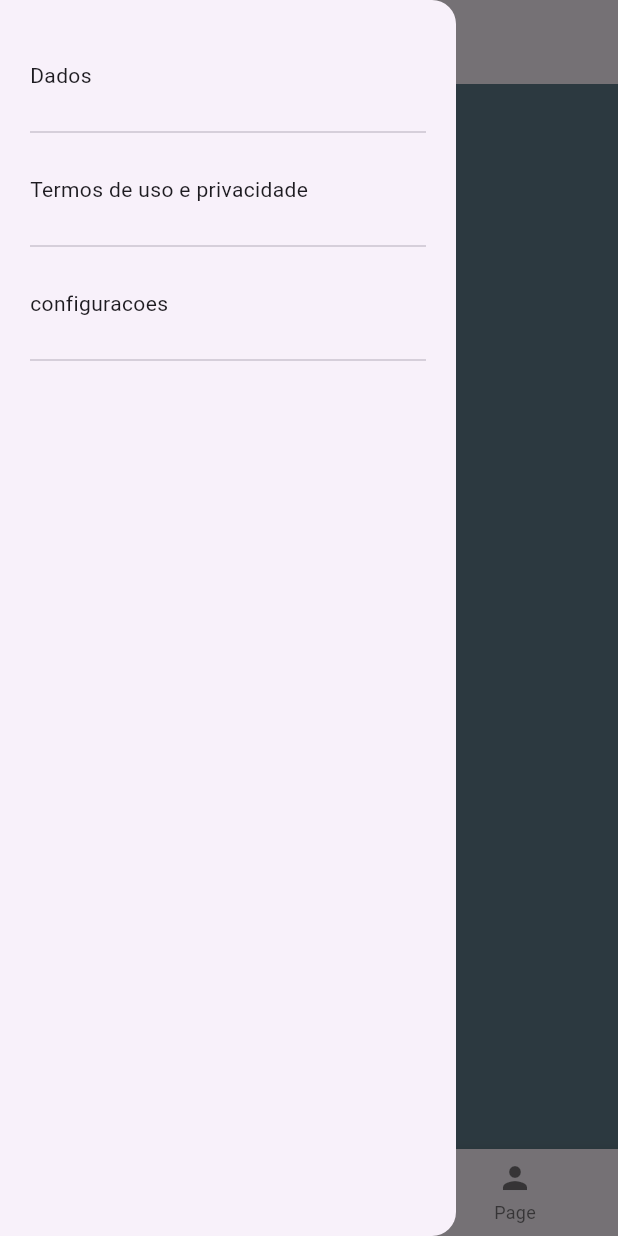
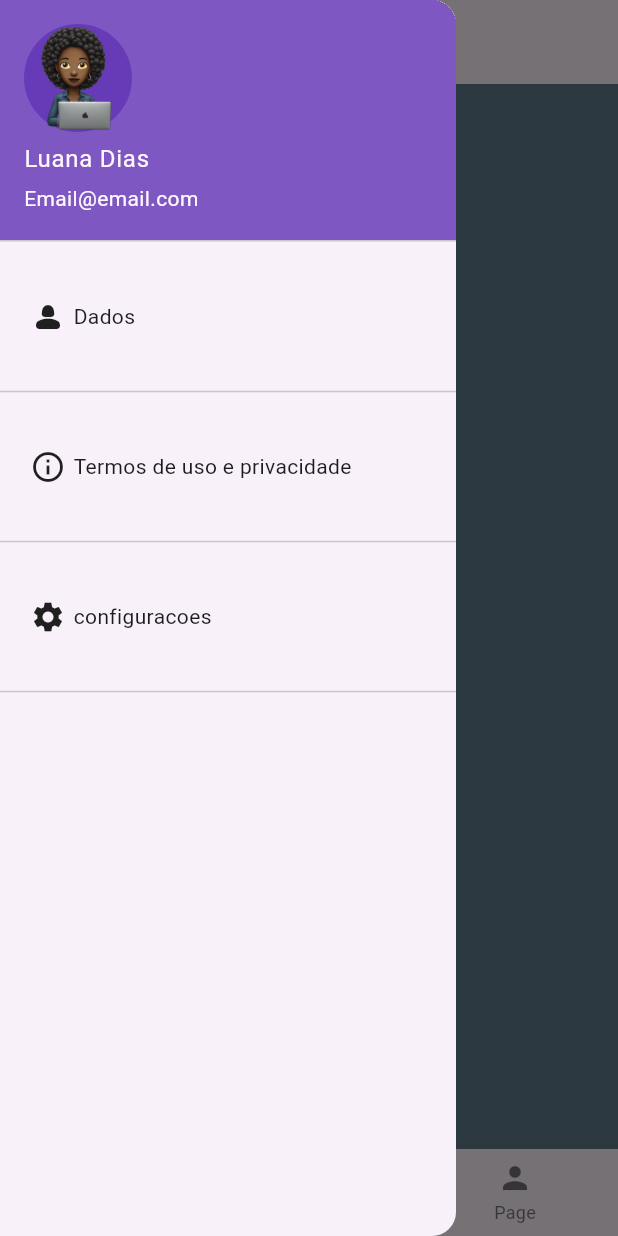
Before and after one commit to LuaDlc/login_app, a Flutter app: the HomePage screen opened directly, with the side drawer open, on a phone screen of 412 x 824 dp. Run offline on Flutter 3.47's test engine with Material 2 defaults, Android fonts, the phone set to English and light mode, and no system bars; network calls fail.

Commit message:
feature: melhorando o menu

```diff
--- a/lib/pages/home_page.dart
+++ b/lib/pages/home_page.dart
@@ -3,6 +3,7 @@ import 'package:login_app/pages/dados_cadastrais.dart';
 import 'package:login_app/pages/page1.dart';
 import 'package:login_app/pages/page2.dart';
 import 'package:login_app/pages/page3.dart';
+import 'package:login_app/shared/widgets/custom_drawer.dart';
 
 class HomePage extends StatefulWidget {
   const HomePage({super.key});
@@ -20,60 +21,7 @@ class _HomePageState extends State<HomePage> {
       appBar: AppBar(
         title: const Text('Meu app'),
       ),
-      drawer: Drawer(
-        child: Padding(
-            padding: const EdgeInsets.symmetric(vertical: 20, horizontal: 20),
-            child: Column(
-              crossAxisAlignment: CrossAxisAlignment.start,
-              mainAxisAlignment: MainAxisAlignment.start,
-              children: [
-                const SizedBox(
-                  height: 20,
-                ),
-                GestureDetector(
-                  onTap: () {
-                    Navigator.pop(context);
-                    Navigator.push(
-                      context,
-                      MaterialPageRoute(
-                        builder: (context) => DadosCadastrais(),
-                      ),
-                    );
-                  },
-                  child: const Text('Dados'),
-                ),
-                const SizedBox(
-                  height: 20,
-                ),
-                const Divider(),
-                const SizedBox(
-                  height: 20,
-                ),
-                GestureDetector(
-                  onTap: () {
-                    print('sasa');
-                  },
-                  child: const Text('Termos de uso e privacidade'),
-                ),
-                const SizedBox(
-                  height: 20,
-                ),
-                const Divider(),
-                const SizedBox(
-                  height: 20,
-                ),
-                GestureDetector(
-                    onTap: () {
-                      print('sasa');
-                    },
-                    child: const Text('configuracoes')),
-                const SizedBox(
-                  height: 20,
-                ),
-                const Divider(),
-              ],
-            )),
-      ),
+      drawer: const CustomDrawer(),
       body: Column(
         children: [
           Expanded(
--- /dev/null
+++ b/lib/shared/widgets/custom_drawer.dart
@@ -0,0 +1,108 @@
+import 'package:flutter/material.dart';
+
+import '../../pages/dados_cadastrais.dart';
+
+class CustomDrawer extends StatelessWidget {
+  const CustomDrawer({super.key});
+
+  @override
+  Widget build(BuildContext context) {
+    return Drawer(
+      child: Column(
+        crossAxisAlignment: CrossAxisAlignment.start,
+        mainAxisAlignment: MainAxisAlignment.start,
+        children: [
+          //componente que cria tipo um containter com os dados inseridos ans propriedades
+          UserAccountsDrawerHeader(
+              decoration: BoxDecoration(color: Colors.deepPurple[400]),
+              currentAccountPicture: CircleAvatar(
+                backgroundColor: Colors.deepPurple,
+                child: Image.asset('assets/avatar.png'),
+              ),
+              accountName: const Text("Luana Dias"),
+              accountEmail: const Text("Email@email.com")),
+          const SizedBox(
+            height: 20,
+          ),
+          GestureDetector(
+            onTap: () {
+              Navigator.pop(context);
+              Navigator.push(
+                context,
+                MaterialPageRoute(
+                  builder: (context) => const DadosCadastrais(),
+                ),
+              );
+            },
+            child: Padding(
+              padding: const EdgeInsets.symmetric(vertical: 10, horizontal: 20),
+              child: Row(
+                children: [
+                  const Icon(Icons.person_2_rounded),
+                  const SizedBox(
+                    width: 5,
+                  ),
+                  GestureDetector(
+                    child: const Text('Dados'),
+                    onTap: () {},
+                  ),
+                ],
+              ),
+            ),
+          ),
+          const SizedBox(
+            height: 20,
+          ),
+          const Divider(),
+          const SizedBox(
+            height: 20,
+          ),
+          Padding(
+            padding: const EdgeInsets.symmetric(vertical: 10, horizontal: 20),
+            child: Row(
+              children: [
+                const Icon(Icons.info_outlined),
+                const SizedBox(
+                  width: 5,
+                ),
+                GestureDetector(
+                  onTap: () {
+                    print('sasa');
+                  },
+                  child: const Text('Termos de uso e privacidade'),
+                ),
+              ],
+            ),
+          ),
+          const SizedBox(
+            height: 20,
+          ),
+          const Divider(),
+          const SizedBox(
+            height: 20,
+          ),
+          Padding(
+            padding: const EdgeInsets.symmetric(vertical: 10, horizontal: 20),
+            child: Row(
+              children: [
+                const Icon(Icons.settings),
+                const SizedBox(
+                  width: 5,
+                ),
+                GestureDetector(
+                    onTap: () {
+                      print('sasa');
+                    },
+                    child: const Text('configuracoes')),
+              ],
+            ),
+          ),
+          const SizedBox(
+            height: 20,
+          ),
+          const Divider(),
+        ],
+      ),
+    );
+  }
+}
```
Also changed, not shown: pubspec.yaml (+8 -12 lines), assets/avatar.png (added), pubspec.lock.
